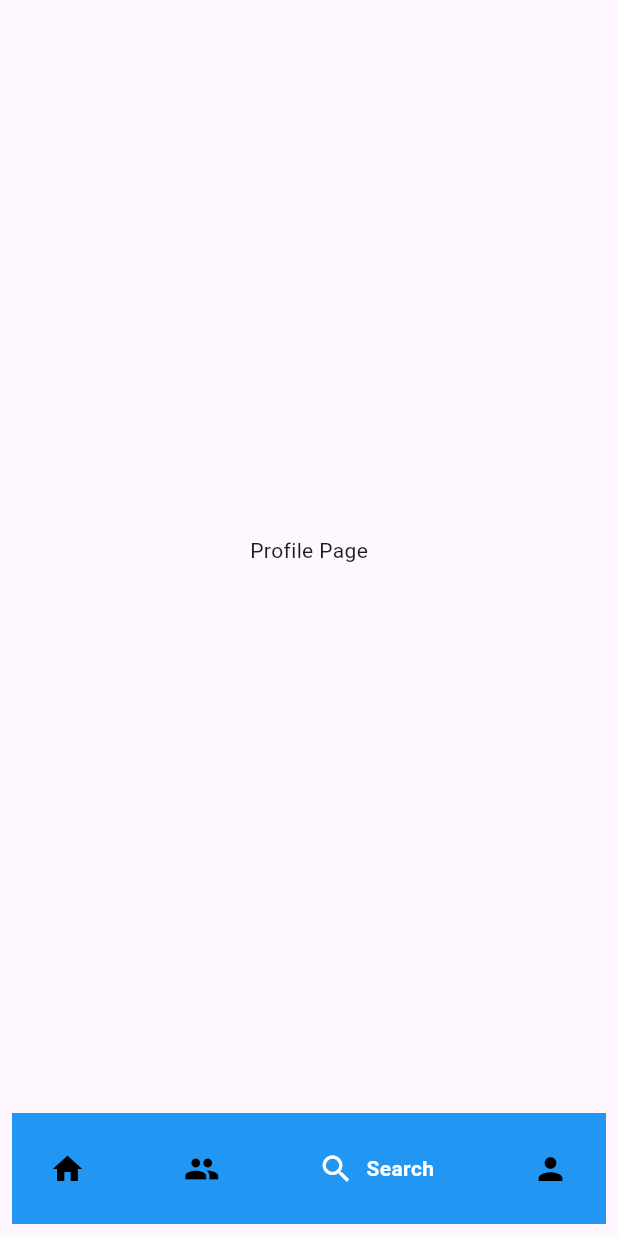
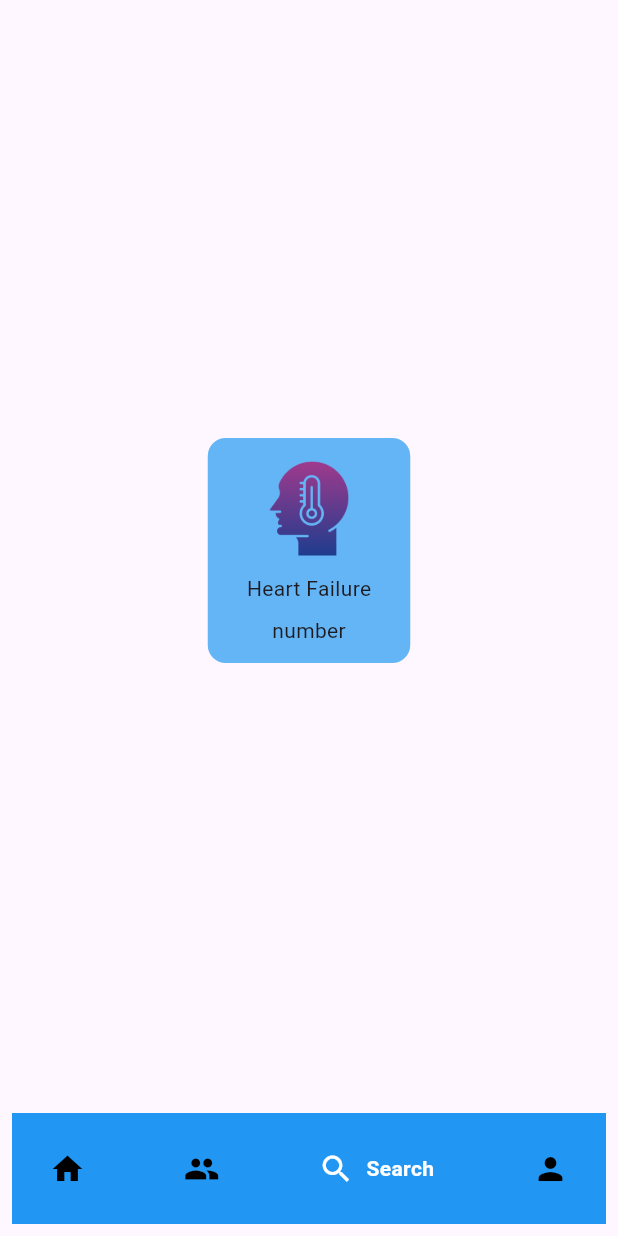
Before and after one commit to mostafa2026-code/my_graduation, a Flutter app: the MainScreen screen opened by its route, item 3 of the bottom bar chosen, on a phone screen of 412 x 824 dp. Run offline on Flutter 3.47's test engine with Material 3 defaults, Android fonts, the phone set to English and light mode, and no system bars; drawn by our look-alikes of google_nav_bar; our stand-ins replace bloc, cloud_firestore, firebase_auth, firebase_core, flutter_bloc, flutter_svg and 4 more; accounts and stored records are empty.

Commit message:
feat: Implement patient details screen, disease category list view, and initial search screen.

```diff
--- a/lib/core/const/my_images.dart
+++ b/lib/core/const/my_images.dart
@@ -9,6 +9,7 @@ class MyImages {
       "assets/icons/Healthcare Heart icon animation.json";
 
   static const String back = "assets/icons/backArrow.svg";
+  static const String sickness = 'assets/images/sickness.png';
   static const String heartFailure = "assets/images/heart_failure.png";
   static const String rheumatoidArthritis = "assets/images/knee_pain.png";
   static const String rheumaticFever = "assets/images/patient_Icon.png";
--- a/lib/features/presentation/home/pages/main_screen.dart
+++ b/lib/features/presentation/home/pages/main_screen.dart
@@ -4,12 +4,13 @@ import 'package:my_graduation/core/utils/my_colors.dart';
 import 'package:my_graduation/features/presentation/home/pages/home_screen.dart';
 import 'package:my_graduation/features/presentation/patients/pages/patients_home.dart';
 import 'package:my_graduation/features/presentation/profile/pages/profile_screen.dart';
+import 'package:my_graduation/features/presentation/search/search_screen.dart';
 
 List<Widget> pages = [
   HomeScreen(),
   PatientsHome(),
 
-  Center(child: Text('Profile Page')),
+  SearchScreen(),
   ProfileScreen(),
 ];
 
--- a/lib/features/presentation/home/widgets/disease_category_list_view.dart
+++ b/lib/features/presentation/home/widgets/disease_category_list_view.dart
@@ -1,5 +1,6 @@
 import 'package:flutter/material.dart';
 import 'package:gap/gap.dart';
+import 'package:my_graduation/core/lists/diseases_list.dart';
 import 'package:my_graduation/features/presentation/home/widgets/disease_category_container.dart';
 
 class DiseaseCategoryListView extends StatelessWidget {
@@ -13,12 +14,12 @@ class DiseaseCategoryListView extends StatelessWidget {
       physics: BouncingScrollPhysics(),
       scrollDirection: Axis.horizontal,
       itemBuilder: (context, index) {
-        return DiseaseCategoryContainer();
+        return DiseaseCategoryContainer(title: diseasesList[index]);
       },
       separatorBuilder: (context, index) {
         return Gap(8);
       },
-      itemCount: 10,
+      itemCount:diseasesList.length,
     );
   }
 }
--- a/lib/features/presentation/patient_details/pages/pateint_details.dart
+++ b/lib/features/presentation/patient_details/pages/pateint_details.dart
@@ -53,7 +53,7 @@ class PateintDetails extends StatelessWidget {
               data: model?.theraputicHistory,
               icon: Icons.medication_outlined,
             ),
-            const Gap(10),
+            // const Gap(10),
             // _buildExpandableSection(
             //   title: "Examination Abnormalities",
             //   data: model?.examinationAbnormalities.to,
--- /dev/null
+++ b/lib/features/presentation/search/search_screen.dart
@@ -0,0 +1,43 @@
+import 'package:flutter/material.dart';
+import 'package:gap/gap.dart';
+import 'package:my_graduation/core/const/my_images.dart';
+import 'package:my_graduation/core/utils/my_colors.dart';
+
+
+class SearchScreen extends StatelessWidget {
+  const SearchScreen({super.key});
+
+  @override
+  Widget build(BuildContext context) {
+    return Scaffold(
+      body: Center(
+        child: Column(
+          mainAxisAlignment: MainAxisAlignment.center,
+          crossAxisAlignment: CrossAxisAlignment.center,
+          children: [
+            Container(
+              width: 135,
+
+              padding: EdgeInsets.all(12),
+              decoration: BoxDecoration(
+                color: MyColors.primaryLight,
+                borderRadius: BorderRadius.circular(12),
+              ),
+              child: Column(
+                mainAxisAlignment: MainAxisAlignment.center,
+                crossAxisAlignment: CrossAxisAlignment.center,
+                children: [
+                  Image.asset(MyImages.sickness, height: 70, fit: BoxFit.cover),
+                  Gap(8),
+                  Text("Heart Failure"),
+                  Gap(8),
+                  Text("number"),
+                ],
+              ),
+            ),
+          ],
+        ),
+      ),
+    );
+  }
+}
```
Also changed, not shown: lib/core/lists/diseases_list.dart (added, +12 -0 lines), lib/features/presentation/home/widgets/disease_category_container.dart (+7 -6 lines), assets/images/sickness.png (added).
